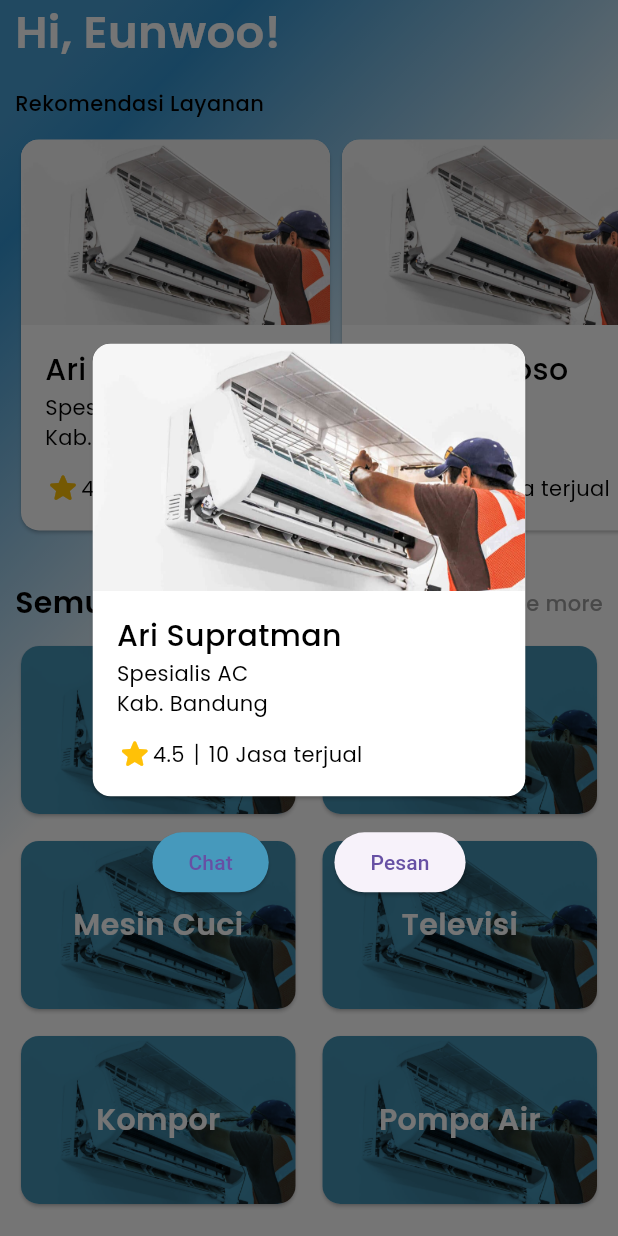
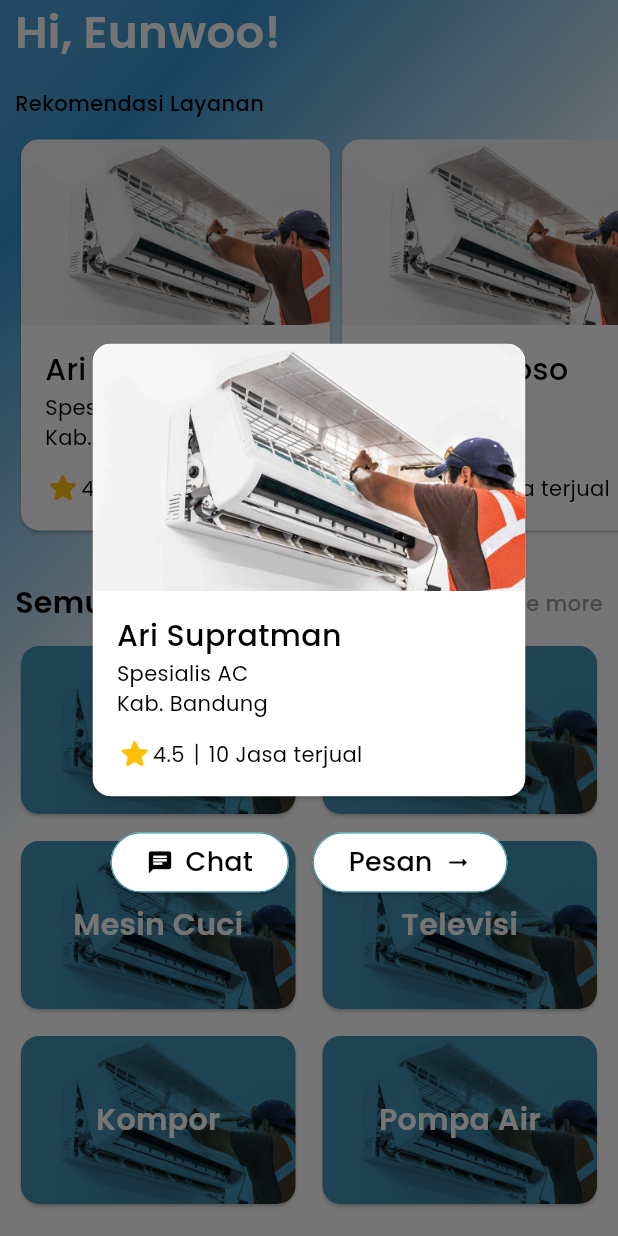
Before and after one commit to TeamG-CCITheHack/HomeVice-Mobile, a Flutter app: the HomeView screen opened by its route, after a tap on "Ari Supratman", on a phone screen of 412 x 824 dp. Run offline on Flutter 3.47's test engine with Material 3 defaults, Android fonts, the phone set to English and light mode, and no system bars; our stand-ins replace dio, flutter_svg, get, google_fonts, logger, nb_utils.

Commit message:
feat: update custom widget

```diff
--- a/lib/app/shared/widgets/servicecard_widget.dart
+++ b/lib/app/shared/widgets/servicecard_widget.dart
@@ -32,13 +32,40 @@ class ServiceCard extends StatelessWidget {
                         mainAxisAlignment: MainAxisAlignment.spaceEvenly,
                         children: [
                           ElevatedButton(
-                            style: primaryButton,
+                            style: transparentButton,
                             onPressed: () {},
-                            child: const Text('Chat'),
+                            child: Row(
+                              mainAxisAlignment: MainAxisAlignment.center,
+                              children: [
+                                const Icon(
+                                  Icons.chat,
+                                  color: Colors.black,
+                                ),
+                                const SizedBox(width: 8.0),
+                                Text(
+                                  'Chat',
+                                  style: regularText18,
+                                ),
+                              ],
+                            ),
                           ),
                           ElevatedButton(
+                            style: transparentButton,
                             onPressed: () {},
-                            child: const Text('Pesan'),
+                            child: Row(
+                              mainAxisAlignment: MainAxisAlignment.center,
+                              children: [
+                                Text(
+                                  'Pesan',
+                                  style: regularText18,
+                                ),
+                                const SizedBox(width: 8.0),
+                                const Icon(
+                                  Icons.arrow_right_alt_rounded,
+                                  color: Colors.black,
+                                ),
+                              ],
+                            ),
                           ),
                         ],
                       ),
```
